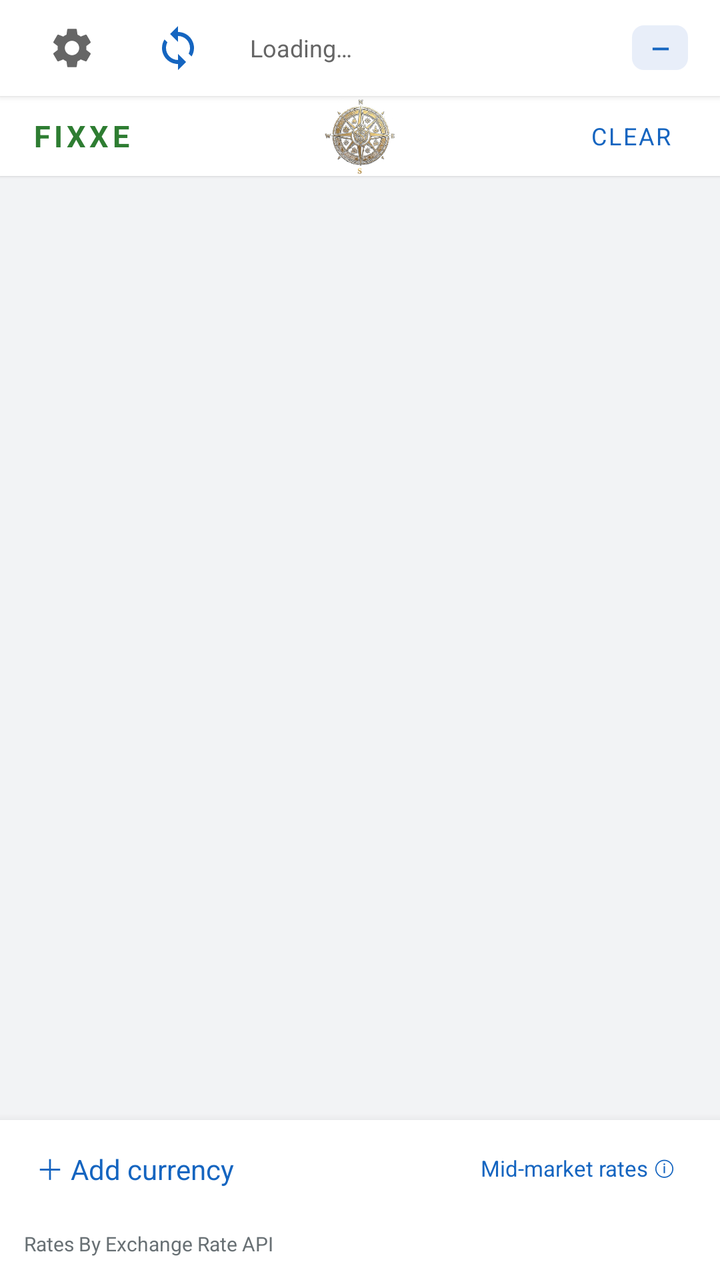
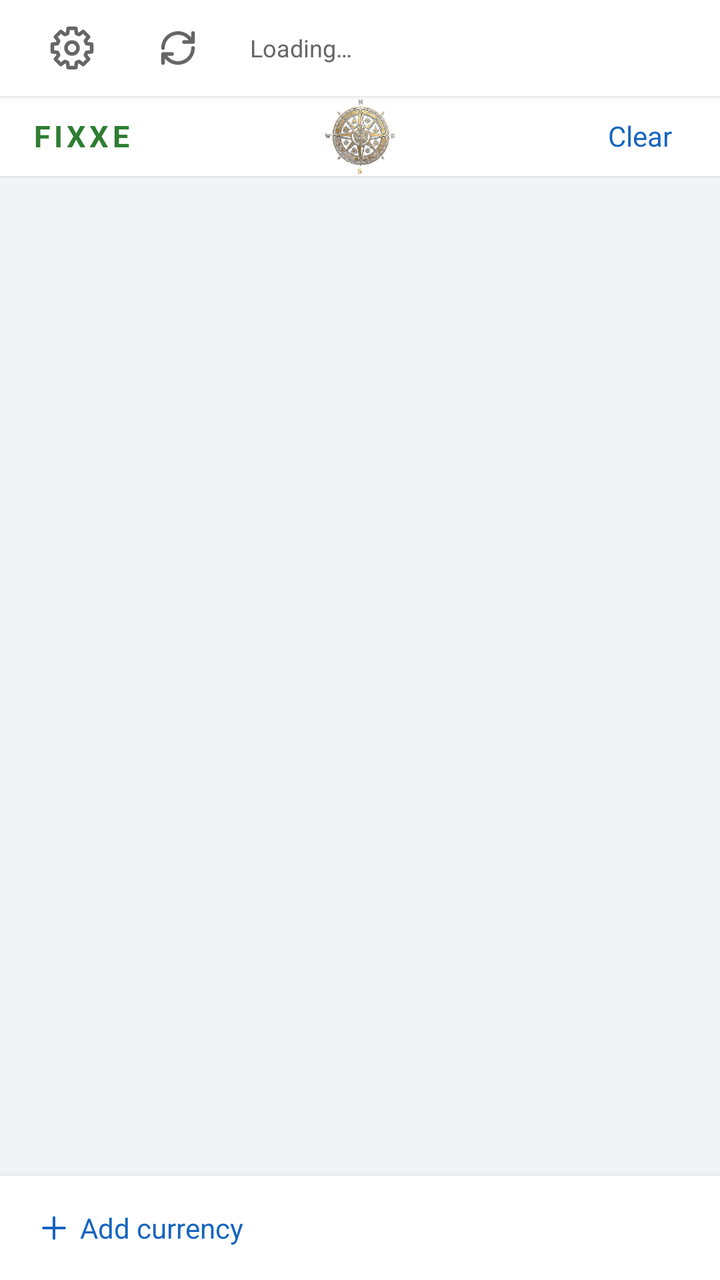

The first picture is an Android layout as it rendered before a commit; the second is the same layout after the commit. The layout source and the unified diff follow.
<!-- AndroidManifest.xml: application theme Theme.CurrencyConverter -->
<!-- res/layout/activity_main.xml -->
<?xml version="1.0" encoding="utf-8"?>
<LinearLayout xmlns:android="http://schemas.android.com/apk/res/android"
    xmlns:app="http://schemas.android.com/apk/res-auto"
    android:layout_width="match_parent"
    android:layout_height="match_parent"
    android:orientation="vertical"
    android:background="@color/background">

    
    <LinearLayout
        android:id="@+id/headerBar"
        android:layout_width="match_parent"
        android:layout_height="wrap_content"
        android:minHeight="48dp"
        android:background="@color/surface"
        android:gravity="center_vertical"
        android:paddingStart="5dp"
        android:paddingEnd="16dp"
        android:elevation="2dp">

        <ImageView
            android:id="@+id/btnSettings"
            android:layout_width="44dp"
            android:layout_height="44dp"
            android:layout_marginStart="9dp"
            android:layout_marginEnd="9dp"
            android:padding="10dp"
            android:src="@drawable/ic_settings"
            android:contentDescription="@string/settings"
            android:clickable="true"
            android:focusable="true"
            android:background="?attr/selectableItemBackgroundBorderless" />

        <FrameLayout
            android:layout_width="44dp"
            android:layout_height="44dp">

            <ImageView
                android:id="@+id/btnRefresh"
                android:layout_width="match_parent"
                android:layout_height="match_parent"
                android:padding="10dp"
                android:src="@drawable/ic_sync"
                android:contentDescription="@string/refresh"
                android:clickable="true"
                android:focusable="true"
                android:background="?attr/selectableItemBackgroundBorderless" />

        </FrameLayout>

        <TextView
            android:id="@+id/tvStatus"
            android:layout_width="0dp"
            android:layout_height="wrap_content"
            android:layout_weight="1"
            android:maxLines="2"
            android:ellipsize="end"
            android:hyphenationFrequency="none"
            android:breakStrategy="simple"
            android:layout_marginStart="14dp"
            android:layout_marginEnd="10dp"
            android:text="Loading…"
            android:textSize="12sp"
            android:textColor="@color/text_secondary" />

        <TextView
            android:id="@+id/tvCount"
            android:layout_width="wrap_content"
            android:layout_height="wrap_content"
            android:background="@drawable/bg_count_badge"
            android:minWidth="28dp"
            android:paddingHorizontal="6dp"
            android:paddingVertical="3dp"
            android:gravity="center"
            android:text="—"
            android:textColor="@color/accent"
            android:textSize="12sp"
            android:textStyle="bold"
            android:layout_marginStart="8dp" />
    </LinearLayout>

    
    <RelativeLayout
        android:layout_width="match_parent"
        android:layout_height="40dp"
        android:background="@color/surface"
        android:paddingStart="16dp"
        android:paddingEnd="8dp"
        android:elevation="1dp">

        <TextView
            android:layout_width="wrap_content"
            android:layout_height="wrap_content"
            android:layout_alignParentStart="true"
            android:layout_centerVertical="true"
            android:text="@string/app_name"
            android:textColor="@color/brand_green"
            android:textStyle="bold"
            android:textSize="15sp"
            android:letterSpacing="0.12" />

        <ImageView
            android:layout_width="wrap_content"
            android:layout_height="38dp"
            android:adjustViewBounds="true"
            android:layout_centerInParent="true"
            android:scaleType="fitCenter"
            android:src="@drawable/logo_mini"
            android:contentDescription="@string/app_name" />

        <TextView
            android:id="@+id/btnClear"
            android:layout_width="wrap_content"
            android:layout_height="wrap_content"
            android:layout_alignParentEnd="true"
            android:layout_centerVertical="true"
            android:text="@string/clear"
            android:textSize="12sp"
            android:textColor="@color/accent"
            android:letterSpacing="0.08"
            android:paddingHorizontal="16dp"
            android:paddingVertical="6dp"
            android:clickable="true"
            android:focusable="true"
            android:background="?attr/selectableItemBackground" />

        
        <ImageView
            android:id="@+id/btnHideKeyboard"
            android:layout_width="40dp"
            android:layout_height="40dp"
            android:layout_toStartOf="@id/btnClear"
            android:layout_centerVertical="true"
            android:padding="8dp"
            android:src="@drawable/ic_keyboard_hide"
            app:tint="@color/accent"
            android:contentDescription="@string/close"
            android:background="?attr/selectableItemBackgroundBorderless"
            android:visibility="gone" />
    </RelativeLayout>

    
    <LinearLayout
        android:id="@+id/adjustBanner"
        android:layout_width="match_parent"
        android:layout_height="wrap_content"
        android:minHeight="40dp"
        android:background="@color/adjusted_bg"
        android:gravity="center_vertical"
        android:orientation="horizontal"
        android:paddingStart="14dp"
        android:paddingEnd="12dp"
        android:clickable="true"
        android:focusable="true"
        android:visibility="gone">

        <TextView
            android:layout_width="18dp"
            android:layout_height="18dp"
            android:background="@drawable/bg_adjust_badge"
            android:gravity="center"
            android:includeFontPadding="false"
            android:importantForAccessibility="no"
            android:text="%"
            android:textColor="@color/on_adjusted"
            android:textSize="12dp"
            android:textStyle="bold" />

        <TextView
            android:id="@+id/tvAdjustBanner"
            android:layout_width="0dp"
            android:layout_height="wrap_content"
            android:layout_weight="1"
            android:layout_marginStart="8dp"
            android:accessibilityLiveRegion="polite"
            android:ellipsize="end"
            android:maxLines="1"
            android:text="@string/adjusted_rates"
            android:textColor="@color/adjusted"
            android:textSize="13sp"
            android:textStyle="bold" />

        <TextView
            android:layout_width="wrap_content"
            android:layout_height="wrap_content"
            android:importantForAccessibility="no"
            android:text="›"
            android:textColor="@color/adjusted"
            android:textSize="20sp" />
    </LinearLayout>

    
    <LinearLayout
        android:id="@+id/adjustNotice"
        android:layout_width="match_parent"
        android:layout_height="wrap_content"
        android:minHeight="40dp"
        android:background="@color/surface"
        android:gravity="center_vertical"
        android:orientation="horizontal"
        android:paddingStart="14dp"
        android:paddingEnd="4dp"
        android:visibility="gone">

        <TextView
            android:layout_width="0dp"
            android:layout_height="wrap_content"
            android:layout_weight="1"
            android:accessibilityLiveRegion="polite"
            android:text="@string/adjust_reset_notice"
            android:textColor="@color/text_primary"
            android:textSize="13sp" />

        <TextView
            android:id="@+id/btnAdjustUndo"
            android:layout_width="wrap_content"
            android:layout_height="wrap_content"
            android:minHeight="40dp"
            android:gravity="center"
            android:paddingHorizontal="12dp"
            android:text="@string/adjust_undo"
            android:textColor="@color/accent"
            android:textSize="13sp"
            android:textStyle="bold"
            android:clickable="true"
            android:focusable="true"
            android:background="?attr/selectableItemBackground" />
    </LinearLayout>

    
    <androidx.recyclerview.widget.RecyclerView
        android:id="@+id/recyclerView"
        android:layout_width="match_parent"
        android:layout_height="0dp"
        android:layout_weight="1"
        android:paddingTop="6dp"
        android:paddingBottom="4dp"
        android:clipToPadding="false" />

    
    <LinearLayout
        android:id="@+id/footerBar"
        android:layout_width="match_parent"
        android:layout_height="wrap_content"
        android:background="@color/surface"
        android:orientation="vertical"
        android:elevation="8dp">

        <LinearLayout
            android:layout_width="match_parent"
            android:layout_height="48dp"
            android:gravity="center_vertical"
            android:paddingStart="12dp"
            android:paddingEnd="16dp">

            <TextView
                android:id="@+id/btnAddCurrency"
                android:layout_width="wrap_content"
                android:layout_height="wrap_content"
                android:text="@string/add_currency"
                android:textColor="@color/accent"
                android:textSize="14sp"
                android:padding="6dp"
                android:clickable="true"
                android:focusable="true"
                android:background="?attr/selectableItemBackground" />

            <View
                android:layout_width="0dp"
                android:layout_height="0dp"
                android:layout_weight="1" />

            <TextView
                android:id="@+id/btnSourceInfo"
                android:layout_width="wrap_content"
                android:layout_height="wrap_content"
                android:text="@string/mid_market"
                android:textSize="11sp"
                android:textColor="@color/accent"
                android:padding="6dp"
                android:clickable="true"
                android:focusable="true"
                android:background="?attr/selectableItemBackground" />
        </LinearLayout>

        
        <LinearLayout
            android:layout_width="match_parent"
            android:layout_height="32dp"
            android:orientation="horizontal"
            android:paddingHorizontal="12dp"
            android:paddingBottom="4dp"
            android:gravity="center_vertical">

            <TextView
                android:id="@+id/btnAttribution"
                android:layout_width="0dp"
                android:layout_height="wrap_content"
                android:layout_weight="1"
                android:gravity="start|center_vertical"
                android:text="@string/attribution"
                android:textSize="10sp"
                android:textColor="@color/icon_muted"
                android:maxLines="1"
                android:ellipsize="end"
                android:clickable="true"
                android:focusable="true"
                android:background="?attr/selectableItemBackground" />

            <TextView
                android:id="@+id/tvVersion"
                android:layout_width="wrap_content"
                android:layout_height="wrap_content"
                android:textSize="11sp"
                android:textColor="@color/hint" />

        </LinearLayout>

    </LinearLayout>

</LinearLayout>
<!-- resources referenced by this layout -->
<resources>
  <color name="accent">#1565C0</color>
  <color name="adjusted">#6A1B9A</color>
  <color name="adjusted_bg">#EBD9F0</color>
  <color name="background">#F2F3F5</color>
  <color name="brand_green">#2E7D32</color>
  <color name="hint">#6E6E6E</color>
  <color name="icon_muted">#687074</color>
  <color name="on_adjusted">#FFFFFF</color>
  <color name="surface">#FFFFFF</color>
  <color name="text_primary">#1A1A1A</color>
  <color name="text_secondary">#666666</color>
  <!-- drawable bg_adjust_badge (drawable) -->
  <?xml version="1.0" encoding="utf-8"?>
  <shape xmlns:android="http://schemas.android.com/apk/res/android"
      android:shape="rectangle">
      <solid android:color="@color/adjusted" />
      <corners android:radius="4dp" />
  </shape>
  <!-- drawable bg_count_badge (drawable) -->
  <?xml version="1.0" encoding="utf-8"?>
  <shape xmlns:android="http://schemas.android.com/apk/res/android"
      android:shape="rectangle">
      <solid android:color="@color/badge_bg" />
      <corners android:radius="6dp" />
  </shape>
  <!-- drawable ic_settings (drawable) -->
  <?xml version="1.0" encoding="utf-8"?>
  <vector xmlns:android="http://schemas.android.com/apk/res/android"
      android:width="24dp"
      android:height="24dp"
      android:viewportWidth="24"
      android:viewportHeight="24"
      android:tint="@color/text_secondary">
      <path
          android:fillColor="#FFFFFF"
          android:pathData="M19.14,12.94c0.04,-0.3 0.06,-0.61 0.06,-0.94 0,-0.32 -0.02,-0.64 -0.07,-0.94l2.03,-1.58c0.18,-0.14 0.23,-0.41 0.12,-0.61l-1.92,-3.32c-0.12,-0.22 -0.37,-0.29 -0.59,-0.22l-2.39,0.96c-0.5,-0.38 -1.03,-0.7 -1.62,-0.94l-0.36,-2.54c-0.04,-0.24 -0.24,-0.41 -0.48,-0.41h-3.84c-0.24,0 -0.43,0.17 -0.47,0.41l-0.36,2.54c-0.59,0.24 -1.13,0.57 -1.62,0.94l-2.39,-0.96c-0.22,-0.08 -0.47,0 -0.59,0.22L2.74,8.87c-0.12,0.21 -0.08,0.47 0.12,0.61l2.03,1.58c-0.05,0.3 -0.09,0.63 -0.09,0.94s0.02,0.64 0.07,0.94l-2.03,1.58c-0.18,0.14 -0.23,0.41 -0.12,0.61l1.92,3.32c0.12,0.22 0.37,0.29 0.59,0.22l2.39,-0.96c0.5,0.38 1.03,0.7 1.62,0.94l0.36,2.54c0.05,0.24 0.24,0.41 0.48,0.41h3.84c0.24,0 0.44,-0.17 0.47,-0.41l0.36,-2.54c0.59,-0.24 1.13,-0.56 1.62,-0.94l2.39,0.96c0.22,0.08 0.47,0 0.59,-0.22l1.92,-3.32c0.12,-0.22 0.07,-0.47 -0.12,-0.61l-2.01,-1.58zM12,15.6c-1.98,0 -3.6,-1.62 -3.6,-3.6s1.62,-3.6 3.6,-3.6 3.6,1.62 3.6,3.6 -1.62,3.6 -3.6,3.6z" />
  </vector>
  <!-- drawable ic_sync (drawable) -->
  <?xml version="1.0" encoding="utf-8"?>
  <vector xmlns:android="http://schemas.android.com/apk/res/android"
      android:width="24dp"
      android:height="24dp"
      android:viewportWidth="24"
      android:viewportHeight="24"
      android:tint="@color/accent">
      <path
          android:fillColor="#FFFFFF"
          android:pathData="M12,4V1L8,5l4,4V6c3.31,0 6,2.69 6,6 0,1.01 -0.25,1.97 -0.7,2.8l1.46,1.46C19.54,15.03 20,13.57 20,12c0,-4.42 -3.58,-8 -8,-8zM12,18c-3.31,0 -6,-2.69 -6,-6 0,-1.01 0.25,-1.97 0.7,-2.8L5.24,7.74C4.46,8.97 4,10.43 4,12c0,4.42 3.58,8 8,8v3l4,-4 -4,-4v3z" />
  </vector>
  <string name="add_currency">＋ Add currency</string>
  <string name="adjust_reset_notice">Adjustment reset, rates are mid-market again</string>
  <string name="adjust_undo">Restore</string>
  <string name="adjusted_rates">Adjusted rates</string>
  <string name="app_name" translatable="false">FIXXE</string>
  <string name="attribution" translatable="false">Rates By Exchange Rate API</string>
  <string name="clear">CLEAR</string>
  <string name="close">Close</string>
  <string name="mid_market">Mid-market rates ⓘ</string>
  <string name="refresh">Refresh rates</string>
  <string name="settings">Settings</string>
  <color name="badge_bg">#E8EEF9</color>
  <color name="primary_dark">#0D47A1</color>
  <!-- unchanged entries left out for length: 3 -->
</resources>

<!-- the commit's change to res/layout/activity_main.xml (unified diff, before → after) -->
@@ -26,6 +26,7 @@
             android:layout_marginEnd="9dp"
             android:padding="10dp"
             android:src="@drawable/ic_settings"
+            app:tint="@color/text_secondary"
             android:contentDescription="@string/settings"
             android:clickable="true"
             android:focusable="true"
@@ -41,6 +42,7 @@
                 android:layout_height="match_parent"
                 android:padding="10dp"
                 android:src="@drawable/ic_sync"
+                app:tint="@color/text_secondary"
                 android:contentDescription="@string/refresh"
                 android:clickable="true"
                 android:focusable="true"
@@ -48,35 +50,26 @@
 
         </FrameLayout>
 
+        
         <TextView
             android:id="@+id/tvStatus"
             android:layout_width="0dp"
             android:layout_height="wrap_content"
             android:layout_weight="1"
+            android:minHeight="44dp"
+            android:gravity="center_vertical|start"
             android:maxLines="2"
             android:ellipsize="end"
             android:hyphenationFrequency="none"
             android:breakStrategy="simple"
-            android:layout_marginStart="14dp"
-            android:layout_marginEnd="10dp"
+            android:layout_marginStart="10dp"
+            android:paddingHorizontal="4dp"
             android:text="Loading…"
             android:textSize="12sp"
-            android:textColor="@color/text_secondary" />
-
-        <TextView
-            android:id="@+id/tvCount"
-            android:layout_width="wrap_content"
-            android:layout_height="wrap_content"
-            android:background="@drawable/bg_count_badge"
-            android:minWidth="28dp"
-            android:paddingHorizontal="6dp"
-            android:paddingVertical="3dp"
-            android:gravity="center"
-            android:text="—"
-            android:textColor="@color/accent"
-            android:textSize="12sp"
-            android:textStyle="bold"
-            android:layout_marginStart="8dp" />
+            android:textColor="@color/text_secondary"
+            android:clickable="true"
+            android:focusable="true"
+            android:background="?attr/selectableItemBackground" />
     </LinearLayout>
 
     
@@ -115,9 +108,8 @@
             android:layout_alignParentEnd="true"
             android:layout_centerVertical="true"
             android:text="@string/clear"
-            android:textSize="12sp"
+            android:textSize="14sp"
             android:textColor="@color/accent"
-            android:letterSpacing="0.08"
             android:paddingHorizontal="16dp"
             android:paddingVertical="6dp"
             android:clickable="true"
@@ -242,80 +234,50 @@
         android:id="@+id/footerBar"
         android:layout_width="match_parent"
         android:layout_height="wrap_content"
-        android:background="@color/surface"
-        android:orientation="vertical"
+        android:minHeight="52dp"
+        android:background="@color/surface"
+        android:gravity="center_vertical"
+        android:paddingStart="12dp"
+        android:paddingEnd="12dp"
         android:elevation="8dp">
 
-        <LinearLayout
-            android:layout_width="match_parent"
-            android:layout_height="48dp"
+        <TextView
+            android:id="@+id/btnAddCurrency"
+            android:layout_width="wrap_content"
+            android:layout_height="wrap_content"
+            android:minHeight="44dp"
             android:gravity="center_vertical"
-            android:paddingStart="12dp"
-            android:paddingEnd="16dp">
-
-            <TextView
-                android:id="@+id/btnAddCurrency"
-                android:layout_width="wrap_content"
-                android:layout_height="wrap_content"
-                android:text="@string/add_currency"
-                android:textColor="@color/accent"
-                android:textSize="14sp"
-                android:padding="6dp"
-                android:clickable="true"
-                android:focusable="true"
-                android:background="?attr/selectableItemBackground" />
-
-            <View
-                android:layout_width="0dp"
-                android:layout_height="0dp"
-                android:layout_weight="1" />
-
-            <TextView
-                android:id="@+id/btnSourceInfo"
-                android:layout_width="wrap_content"
-                android:layout_height="wrap_content"
-                android:text="@string/mid_market"
-                android:textSize="11sp"
-                android:textColor="@color/accent"
-                android:padding="6dp"
-                android:clickable="true"
-                android:focusable="true"
-                android:background="?attr/selectableItemBackground" />
-        </LinearLayout>
-
-        
-        <LinearLayout
-            android:layout_width="match_parent"
-            android:layout_height="32dp"
-            android:orientation="horizontal"
-            android:paddingHorizontal="12dp"
-            android:paddingBottom="4dp"
-            android:gravity="center_vertical">
-
-            <TextView
-                android:id="@+id/btnAttribution"
-                android:layout_width="0dp"
-                android:layout_height="wrap_content"
-                android:layout_weight="1"
-                android:gravity="start|center_vertical"
-                android:text="@string/attribution"
-                android:textSize="10sp"
-                android:textColor="@color/icon_muted"
-                android:maxLines="1"
-                android:ellipsize="end"
-                android:clickable="true"
-                android:focusable="true"
-                android:background="?attr/selectableItemBackground" />
-
-            <TextView
-                android:id="@+id/tvVersion"
-                android:layout_width="wrap_content"
-                android:layout_height="wrap_content"
-                android:textSize="11sp"
-                android:textColor="@color/hint" />
-
-        </LinearLayout>
-
+            android:text="@string/add_currency"
+            android:textColor="@color/accent"
+            android:textSize="14sp"
+            android:drawableStart="@drawable/ic_add"
+            android:drawableTint="@color/accent"
+            android:drawablePadding="4dp"
+            android:paddingHorizontal="6dp"
+            android:clickable="true"
+            android:focusable="true"
+            android:background="?attr/selectableItemBackground" />
+
+        <View
+            android:layout_width="0dp"
+            android:layout_height="0dp"
+            android:layout_weight="1" />
+
+        <TextView
+            android:id="@+id/btnAttribution"
+            android:layout_width="wrap_content"
+            android:layout_height="wrap_content"
+            android:minHeight="44dp"
+            android:gravity="center_vertical|end"
+            android:paddingHorizontal="4dp"
+            android:text="@string/attribution"
+            android:textSize="10sp"
+            android:textColor="@color/icon_muted"
+            android:maxLines="1"
+            android:visibility="gone"
+            android:clickable="true"
+            android:focusable="true"
+            android:background="?attr/selectableItemBackground" />
     </LinearLayout>
 
 </LinearLayout>
<!-- resource entries referenced after the edit -->
@@ -5,7 +5,6 @@
   <color name="adjusted_bg">#EBD9F0</color>
   <color name="background">#F2F3F5</color>
   <color name="brand_green">#2E7D32</color>
-  <color name="hint">#6E6E6E</color>
   <color name="icon_muted">#687074</color>
   <color name="on_adjusted">#FFFFFF</color>
   <color name="surface">#FFFFFF</color>
@@ -18,13 +17,22 @@
       <solid android:color="@color/adjusted" />
       <corners android:radius="4dp" />
   </shape>
-  <!-- drawable bg_count_badge (drawable) -->
+  <!-- drawable ic_add (drawable) -->
   <?xml version="1.0" encoding="utf-8"?>
-  <shape xmlns:android="http://schemas.android.com/apk/res/android"
-      android:shape="rectangle">
-      <solid android:color="@color/badge_bg" />
-      <corners android:radius="6dp" />
-  </shape>
+  <vector xmlns:android="http://schemas.android.com/apk/res/android"
+      android:width="18dp"
+      android:height="18dp"
+      android:viewportWidth="24"
+      android:viewportHeight="24"
+      android:autoMirrored="false">
+      <path
+          android:strokeColor="#FFFFFFFF"
+          android:strokeWidth="1.8"
+          android:strokeLineCap="round"
+          android:strokeLineJoin="round"
+          android:fillColor="#00000000"
+          android:pathData="M12,5 L12,19 M5,12 L19,12" />
+  </vector>
   <!-- drawable ic_settings (drawable) -->
   <?xml version="1.0" encoding="utf-8"?>
   <vector xmlns:android="http://schemas.android.com/apk/res/android"
@@ -32,10 +40,14 @@
       android:height="24dp"
       android:viewportWidth="24"
       android:viewportHeight="24"
-      android:tint="@color/text_secondary">
+      android:autoMirrored="false">
       <path
-          android:fillColor="#FFFFFF"
-          android:pathData="M19.14,12.94c0.04,-0.3 0.06,-0.61 0.06,-0.94 0,-0.32 -0.02,-0.64 -0.07,-0.94l2.03,-1.58c0.18,-0.14 0.23,-0.41 0.12,-0.61l-1.92,-3.32c-0.12,-0.22 -0.37,-0.29 -0.59,-0.22l-2.39,0.96c-0.5,-0.38 -1.03,-0.7 -1.62,-0.94l-0.36,-2.54c-0.04,-0.24 -0.24,-0.41 -0.48,-0.41h-3.84c-0.24,0 -0.43,0.17 -0.47,0.41l-0.36,2.54c-0.59,0.24 -1.13,0.57 -1.62,0.94l-2.39,-0.96c-0.22,-0.08 -0.47,0 -0.59,0.22L2.74,8.87c-0.12,0.21 -0.08,0.47 0.12,0.61l2.03,1.58c-0.05,0.3 -0.09,0.63 -0.09,0.94s0.02,0.64 0.07,0.94l-2.03,1.58c-0.18,0.14 -0.23,0.41 -0.12,0.61l1.92,3.32c0.12,0.22 0.37,0.29 0.59,0.22l2.39,-0.96c0.5,0.38 1.03,0.7 1.62,0.94l0.36,2.54c0.05,0.24 0.24,0.41 0.48,0.41h3.84c0.24,0 0.44,-0.17 0.47,-0.41l0.36,-2.54c0.59,-0.24 1.13,-0.56 1.62,-0.94l2.39,0.96c0.22,0.08 0.47,0 0.59,-0.22l1.92,-3.32c0.12,-0.22 0.07,-0.47 -0.12,-0.61l-2.01,-1.58zM12,15.6c-1.98,0 -3.6,-1.62 -3.6,-3.6s1.62,-3.6 3.6,-3.6 3.6,1.62 3.6,3.6 -1.62,3.6 -3.6,3.6z" />
+          android:strokeColor="#FFFFFFFF"
+          android:strokeWidth="1.8"
+          android:strokeLineCap="round"
+          android:strokeLineJoin="round"
+          android:fillColor="#00000000"
+          android:pathData="M19.27,9.78 L21.82,10.09 L21.82,13.91 L19.27,14.22 L18.71,15.57 L20.29,17.59 L17.59,20.29 L15.57,18.71 L14.22,19.27 L13.91,21.82 L10.09,21.82 L9.78,19.27 L8.43,18.71 L6.41,20.29 L3.71,17.59 L5.29,15.57 L4.73,14.22 L2.18,13.91 L2.18,10.09 L4.73,9.78 L5.29,8.43 L3.71,6.41 L6.41,3.71 L8.43,5.29 L9.78,4.73 L10.09,2.18 L13.91,2.18 L14.22,4.73 L15.57,5.29 L17.59,3.71 L20.29,6.41 L18.71,8.43 Z M15,12 A3,3 0 1,1 9,12 A3,3 0 1,1 15,12 Z" />
   </vector>
   <!-- drawable ic_sync (drawable) -->
   <?xml version="1.0" encoding="utf-8"?>
@@ -44,23 +56,25 @@
       android:height="24dp"
       android:viewportWidth="24"
       android:viewportHeight="24"
-      android:tint="@color/accent">
+      android:autoMirrored="false">
       <path
-          android:fillColor="#FFFFFF"
-          android:pathData="M12,4V1L8,5l4,4V6c3.31,0 6,2.69 6,6 0,1.01 -0.25,1.97 -0.7,2.8l1.46,1.46C19.54,15.03 20,13.57 20,12c0,-4.42 -3.58,-8 -8,-8zM12,18c-3.31,0 -6,-2.69 -6,-6 0,-1.01 0.25,-1.97 0.7,-2.8L5.24,7.74C4.46,8.97 4,10.43 4,12c0,4.42 3.58,8 8,8v3l4,-4 -4,-4v3z" />
+          android:strokeColor="#FFFFFFFF"
+          android:strokeWidth="1.8"
+          android:strokeLineCap="round"
+          android:strokeLineJoin="round"
+          android:fillColor="#00000000"
+          android:pathData="M4.5,12 A7.5,7.5 0 0,1 17.3,6.7 L19.5,9 M19.5,4.5 L19.5,9 L15,9 M19.5,12 A7.5,7.5 0 0,1 6.7,17.3 L4.5,15 M4.5,19.5 L4.5,15 L9,15" />
   </vector>
-  <string name="add_currency">＋ Add currency</string>
+  <string name="add_currency">Add currency</string>
   <string name="adjust_reset_notice">Adjustment reset, rates are mid-market again</string>
   <string name="adjust_undo">Restore</string>
   <string name="adjusted_rates">Adjusted rates</string>
   <string name="app_name" translatable="false">FIXXE</string>
   <string name="attribution" translatable="false">Rates By Exchange Rate API</string>
-  <string name="clear">CLEAR</string>
+  <string name="clear">Clear</string>
   <string name="close">Close</string>
-  <string name="mid_market">Mid-market rates ⓘ</string>
   <string name="refresh">Refresh rates</string>
   <string name="settings">Settings</string>
-  <color name="badge_bg">#E8EEF9</color>
   <color name="primary_dark">#0D47A1</color>
   <!-- unchanged entries left out for length: 3 -->
 </resources>
